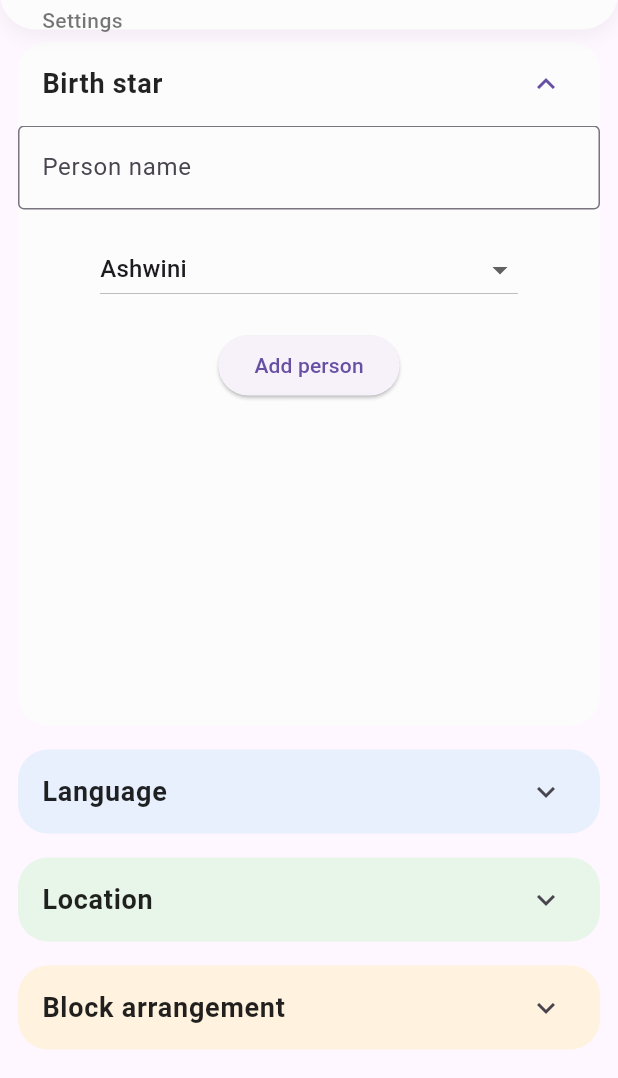
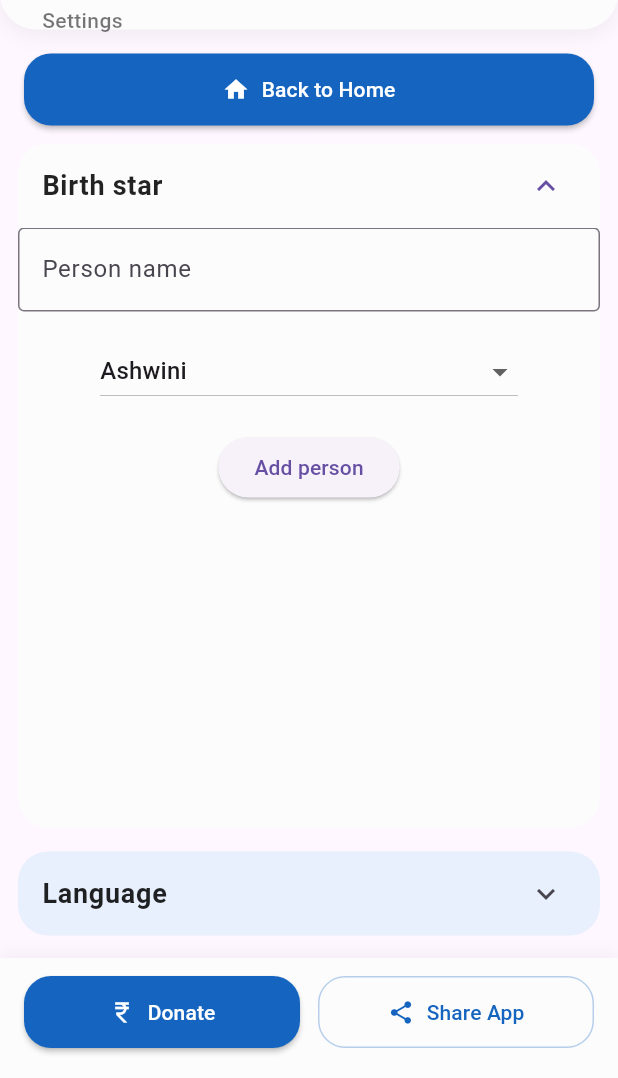
Before and after one commit to nimmathicounsel/predictdaily, a Flutter app: the screen it shows after launch, after a tap on "Settings page", on a phone screen of 412 x 824 dp, the part 158-1236 px from its top. Run offline on Flutter 3.47's test engine with Material 3 defaults, Android fonts, the phone set to English and light mode, and no system bars; our stand-ins replace flutter_html, geolocator, hive, hive_flutter, share_plus, shared_preferences; missing offline and left inert: lat_lng_to_timezone; accounts and stored records are empty.

Commit message:
create footer widget

```diff
--- a/flutter_app/lib/screens/explain_screen.dart
+++ b/flutter_app/lib/screens/explain_screen.dart
@@ -19,6 +19,7 @@
 import 'package:PredictDaily/core/constants/app_colors.dart';
 import 'package:PredictDaily/core/constants/app_constants.dart';
 import 'package:PredictDaily/utils/decor.dart';
+import 'package:PredictDaily/widgets/app_footer.dart';
 import 'package:PredictDaily/widgets/app_header.dart';
 import 'package:flutter/material.dart';
 
@@ -47,6 +48,7 @@ class ExplainScreen extends StatelessWidget {
 
     return Scaffold(
       appBar: const AppHeader(title: "Home"),
+      bottomNavigationBar: const AppFooter(),
       backgroundColor: AppColors.explainBackground,
       body: SafeArea(
         child: Column(
--- a/flutter_app/lib/screens/home_screen.dart
+++ b/flutter_app/lib/screens/home_screen.dart
@@ -24,14 +24,11 @@ import 'package:PredictDaily/services/api_service.dart';
 import 'package:PredictDaily/services/bridge_service.dart';
 import 'package:PredictDaily/services/settings_service.dart';
 import 'package:PredictDaily/utils/person_convertor.dart';
+import 'package:PredictDaily/widgets/app_footer.dart';
 import 'package:PredictDaily/widgets/matrix_displayer.dart';
 import 'package:flutter/material.dart';
 
 import '../widgets/app_header.dart';
-
-import '../widgets/upi_launcher.dart';
-
-import '../widgets/app_share.dart';
 
 class HomeScreen extends StatelessWidget {
   const HomeScreen({super.key});
@@ -39,9 +36,8 @@ class HomeScreen extends StatelessWidget {
   @override
   Widget build(BuildContext context) {
     return Scaffold(
-      appBar: const AppHeader(
-          title: "Home",
-        ),
+      appBar: const AppHeader(title: "Home"),
+      bottomNavigationBar: const AppFooter(),
       backgroundColor: AppColors.mainBackground,
       body: FutureBuilder<Map<String, dynamic>>(
         future: _loadInitialData(), // Fetches the data asynchronously
@@ -57,18 +53,11 @@ class HomeScreen extends StatelessWidget {
           }
 
           // 3. Extract data
-    final data =
-        snapshot.data ?? {};
+          final data = snapshot.data ?? {};
 
-    final starsOfPerson =
-        data["starsOfPerson"]
-            as List<String>? ??
-        [];
+          final starsOfPerson = data["starsOfPerson"] as List<String>? ?? [];
 
-    final locationInfo =
-        data["locationInfo"]
-            as LocationInfo;
-
+          final locationInfo = data["locationInfo"] as LocationInfo;
 
           List<Person> persons = PersonConvertor.convert(starsOfPerson);
 
@@ -117,136 +106,29 @@ class HomeScreen extends StatelessWidget {
           }
 
           // 5. Handle Success State (Data is present)
-          return
-            MatrixDisplayer(
+          return MatrixDisplayer(
             persons: persons,
             bridgeService: BridgeService(apiService: ApiService()),
-              locationInfo: locationInfo
+            locationInfo: locationInfo,
           );
-
         },
-      ),
-
-      bottomNavigationBar: SafeArea(
-
-  child: Container(
-
-    padding: const EdgeInsets.all(12),
-
-    decoration: const BoxDecoration(
-
-      color: Colors.white,
-
-      boxShadow: [
-
-        BoxShadow(
-
-          blurRadius: 8,
-
-          offset: Offset(0, -2),
-
-          color: Color.fromRGBO(
-            0,
-            0,
-            0,
-            0.08,
-          ),
-        ),
-      ],
-    ),
-
-    child: Row(
-
-      children: [
-
-        Expanded(
-
-          child: ElevatedButton.icon(
-
-            icon: const Icon(Icons.currency_rupee),
-
-            label: const Text(
-              'Donate',
-            ),
-
-            style:
-                ElevatedButton.styleFrom(
-
-              padding:
-                  const EdgeInsets.symmetric(
-                vertical: 14,
-              ),
-            ),
-
-            onPressed: () async {
-
-              await UpiLauncher
-                  .launchDonation();
-            },
-          ),
-        ),
-
-        const SizedBox(width: 12),
-
-        Expanded(
-
-          child: ElevatedButton.icon(
-
-            icon: const Icon(Icons.share),
-
-            label: const Text(
-              'Share App',
-            ),
-
-            style:
-                ElevatedButton.styleFrom(
-
-              padding:
-                  const EdgeInsets.symmetric(
-                vertical: 14,
-              ),
-            ),
-
-            onPressed: () async {
-
-              await AppShare
-                  .shareApp();
-            },
-          ),
-        ),
-      ],
-    ),
-  ),
       ),
     );
   }
 
-  Future<Map<String, dynamic>>
-    _loadInitialData() async {
-  final stars =
-      await SettingsService
-          .loadStars();
+  Future<Map<String, dynamic>> _loadInitialData() async {
+    final stars = await SettingsService.loadStars();
 
-  final lat =
-      await SettingsService
-          .loadLat();
+    final lat = await SettingsService.loadLat();
 
-  final lon =
-      await SettingsService
-          .loadLon();
+    final lon = await SettingsService.loadLon();
 
-  final zone =
-      await SettingsService
-          .loadZone();
+    final zone = await SettingsService.loadZone();
 
     return {
       "starsOfPerson": stars,
 
-    "locationInfo": LocationInfo(
-      lat: lat,
-      lon: lon,
-      zone: zone,
-    ),
+      "locationInfo": LocationInfo(lat: lat, lon: lon, zone: zone),
     };
   }
 }
--- a/flutter_app/lib/screens/html_content_screen.dart
+++ b/flutter_app/lib/screens/html_content_screen.dart
@@ -16,6 +16,7 @@
  * along with this program. If not, see <https://www.gnu.org/licenses/>.
  */
 
+import 'package:PredictDaily/widgets/app_footer.dart';
 import 'package:flutter/material.dart';
 
 import 'package:flutter/services.dart';
@@ -76,6 +77,7 @@ class _HtmlContentScreenState extends State<HtmlContentScreen> {
   Widget build(BuildContext context) {
     return Scaffold(
       appBar: AppHeader(title: title),
+      bottomNavigationBar: const AppFooter(),
       body: SafeArea(
         child: Column(
           children: [
--- a/flutter_app/lib/screens/settings_screen.dart
+++ b/flutter_app/lib/screens/settings_screen.dart
@@ -17,6 +17,8 @@
  */
 
 import 'package:PredictDaily/core/constants/app_colors.dart';
+import 'package:PredictDaily/routes/app_routes.dart';
+import 'package:PredictDaily/widgets/app_footer.dart';
 import 'package:flutter/material.dart';
 import '../settings/block_settings.dart';
 
@@ -44,9 +46,56 @@ class SettingsScreen extends StatelessWidget {
 
     return Scaffold(
       appBar: const AppHeader(title: "Settings"),
+      bottomNavigationBar: const AppFooter(),
       body: SafeArea(
         child: Column(
           children: [
+
+            Padding(
+  padding: const EdgeInsets.fromLTRB(
+    16,
+    16,
+    16,
+    4,
+  ),
+
+  child: SizedBox(
+    width: double.infinity,
+
+    child: ElevatedButton.icon(
+      icon: const Icon(Icons.home),
+
+      label: const Text(
+        "Back to Home",
+      ),
+
+      style: ElevatedButton.styleFrom(
+        backgroundColor: AppColors.primary,
+        foregroundColor: Colors.white,
+
+        elevation: 1.5,
+
+        padding: const EdgeInsets.symmetric(
+          vertical: 14,
+        ),
+
+        shape: RoundedRectangleBorder(
+          borderRadius:
+              BorderRadius.circular(18),
+        ),
+      ),
+
+      onPressed: () {
+        Navigator.pushNamedAndRemoveUntil(
+          context,
+          AppRoutes.home,
+          (route) => false,
+        );
+      },
+    ),
+  ),
+),
+
             Expanded(
               child: ListView.builder(
                 itemCount: sections.length,
--- /dev/null
+++ b/flutter_app/lib/widgets/app_footer.dart
@@ -0,0 +1,95 @@
+import 'package:flutter/material.dart';
+
+import '../core/constants/app_colors.dart';
+import 'app_share.dart';
+import 'upi_launcher.dart';
+
+class AppFooter extends StatelessWidget {
+  const AppFooter({super.key});
+
+  @override
+  Widget build(BuildContext context) {
+    return Container(
+      padding: const EdgeInsets.fromLTRB(
+        16,
+        12,
+        16,
+        20,
+      ),
+      decoration: BoxDecoration(
+        color: AppColors.softWhite,
+        boxShadow: [
+          BoxShadow(
+            color: Colors.black.withOpacity(0.05),
+            blurRadius: 10,
+            offset: const Offset(0, -2),
+          ),
+        ],
+      ),
+      child: SafeArea(
+        top: false,
+        child: Row(
+          children: [
+            Expanded(
+              child: ElevatedButton.icon(
+                icon: const Icon(Icons.currency_rupee),
+                label: const Text('Donate'),
+
+                style: ElevatedButton.styleFrom(
+                  backgroundColor: AppColors.primary,
+                  foregroundColor: Colors.white,
+
+                  elevation: 1.5,
+
+                  padding: const EdgeInsets.symmetric(
+                    vertical: 14,
+                  ),
+
+                  shape: RoundedRectangleBorder(
+                    borderRadius:
+                        BorderRadius.circular(18),
+                  ),
+                ),
+
+                onPressed: () async {
+                  await UpiLauncher.launchDonation();
+                },
+              ),
+            ),
+
+            const SizedBox(width: 12),
+
+            Expanded(
+              child: OutlinedButton.icon(
+                icon: const Icon(Icons.share),
+                label: const Text('Share App'),
+
+                style: OutlinedButton.styleFrom(
+                  foregroundColor: AppColors.primary,
+
+                  side: BorderSide(
+                    color: AppColors.primary
+                        .withOpacity(0.3),
+                  ),
+
+                  padding: const EdgeInsets.symmetric(
+                    vertical: 14,
+                  ),
+
+                  shape: RoundedRectangleBorder(
+                    borderRadius:
+                        BorderRadius.circular(18),
+                  ),
+                ),
+
+                onPressed: () async {
+                  await AppShare.shareApp();
+                },
+              ),
+            ),
+          ],
+        ),
+      ),
+    );
+  }
+}
```
Also changed, not shown: 1 other file. Lines whose indentation alone changed are shown as unchanged.
